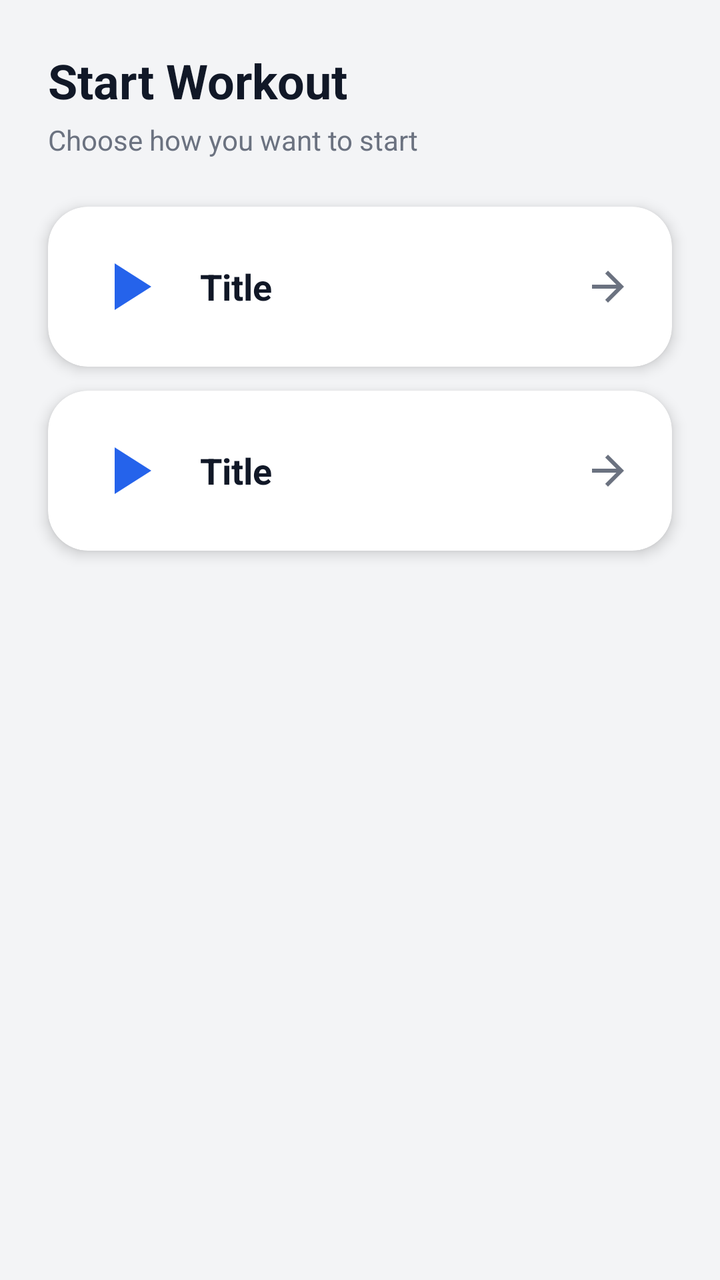
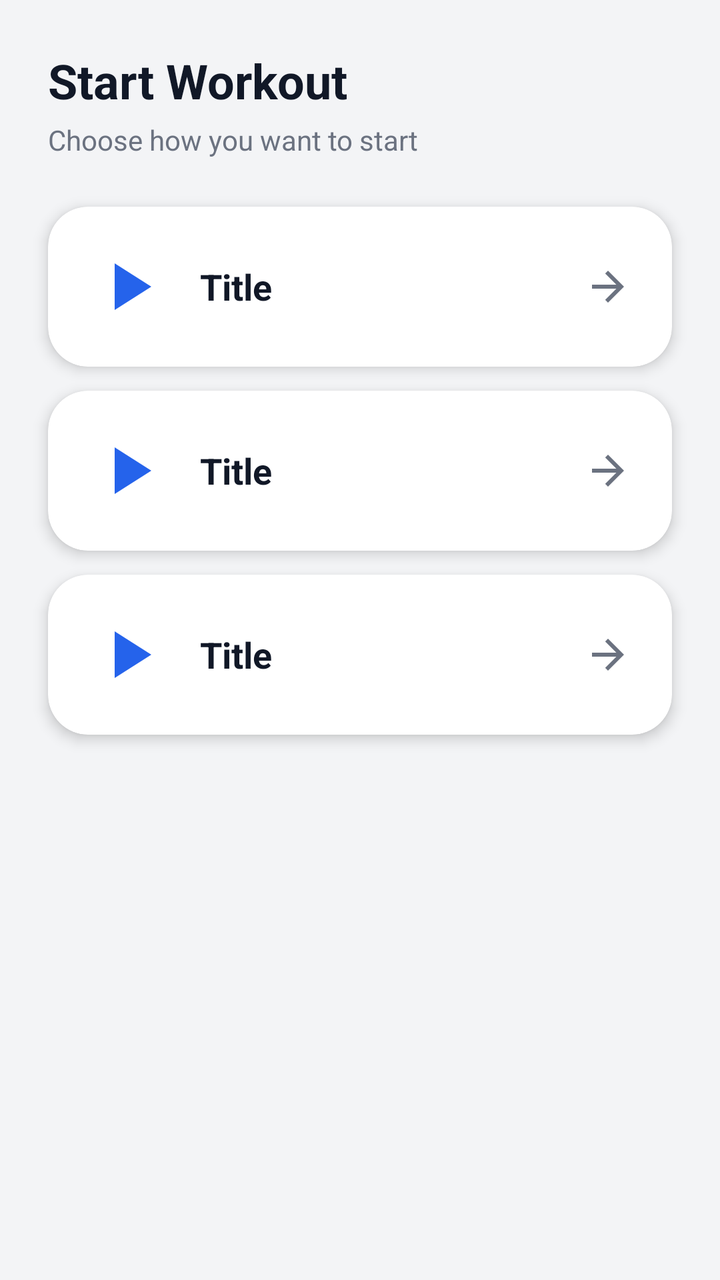

Before-and-after screenshots of an Android layout around one commit, followed by the original layout XML and the change that was made.
<!-- AndroidManifest.xml: application theme Theme.Fitness -->
<!-- res/layout/bottom_sheet_select_workout_mode.xml -->
<?xml version="1.0" encoding="utf-8"?>
<androidx.coordinatorlayout.widget.CoordinatorLayout xmlns:android="http://schemas.android.com/apk/res/android"
    xmlns:app="http://schemas.android.com/apk/res-auto"
    android:layout_width="match_parent"
    android:layout_height="wrap_content"
    android:background="@color/fitness_background"
    android:clipChildren="false">

    <LinearLayout
        android:layout_width="match_parent"
        android:layout_height="wrap_content"
        android:orientation="vertical"
        android:padding="24dp"
        android:fitsSystemWindows="false"
        android:clipChildren="false"
        android:clipToPadding="false">

        
        <TextView
            android:id="@+id/text_header_title"
            android:layout_width="wrap_content"
            android:layout_height="wrap_content"
            android:text="Start Workout"
            android:textColor="@color/fitness_text_primary"
            android:textSize="24sp"
            android:textStyle="bold" />

        <TextView
            android:id="@+id/text_header_subtitle"
            android:layout_width="wrap_content"
            android:layout_height="wrap_content"
            android:layout_marginTop="4dp"
            android:layout_marginBottom="24dp"
            android:text="Choose how you want to start"
            android:textColor="@color/fitness_text_secondary"
            android:textSize="14sp" />

        
        <LinearLayout
            android:id="@+id/layout_main_tiles"
            android:layout_width="match_parent"
            android:layout_height="wrap_content"
            android:orientation="vertical"
            android:clipChildren="false"
            android:clipToPadding="false">

            
            <include
                android:id="@+id/tile_custom"
                layout="@layout/item_workout_mode_tile" />

            
            <include
                android:id="@+id/tile_plan"
                layout="@layout/item_workout_mode_tile" />
        </LinearLayout>

        
        <LinearLayout
            android:id="@+id/layout_plan_list"
            android:layout_width="match_parent"
            android:layout_height="wrap_content"
            android:layout_marginTop="16dp"
            android:orientation="vertical"
            android:visibility="gone"
            android:clipChildren="false"
            android:clipToPadding="false">

            
            <androidx.cardview.widget.CardView
                android:id="@+id/card_continue_rotation"
                android:layout_width="match_parent"
                android:layout_height="wrap_content"
                android:layout_marginBottom="16dp"
                android:visibility="gone"
                app:cardBackgroundColor="@color/fitness_primary"
                app:cardCornerRadius="12dp"
                app:cardElevation="4dp">

                <LinearLayout
                    android:layout_width="match_parent"
                    android:layout_height="wrap_content"
                    android:clickable="true"
                    android:focusable="true"
                    android:foreground="?attr/selectableItemBackground"
                    android:orientation="vertical"
                    android:padding="16dp">

                    <TextView
                        android:id="@+id/text_continue_label"
                        android:layout_width="wrap_content"
                        android:layout_height="wrap_content"
                        android:text="Continue Rotation"
                        android:textColor="@color/white"
                        android:textSize="12sp"
                        android:alpha="0.8" />

                    <TextView
                        android:id="@+id/text_continue_plan_set_name"
                        android:layout_width="wrap_content"
                        android:layout_height="wrap_content"
                        android:textColor="@color/white"
                        android:textSize="17sp"
                        android:textStyle="bold" />

                    <TextView
                        android:id="@+id/text_continue_next_plan"
                        android:layout_width="wrap_content"
                        android:layout_height="wrap_content"
                        android:layout_marginTop="2dp"
                        android:textColor="@color/white"
                        android:textSize="13sp"
                        android:alpha="0.85" />
                </LinearLayout>
            </androidx.cardview.widget.CardView>

            
            <TextView
                android:id="@+id/text_plan_list_title"
                android:layout_width="wrap_content"
                android:layout_height="wrap_content"
                android:layout_marginBottom="12dp"
                android:text="Individual Plans"
                android:textColor="@color/fitness_text_primary"
                android:textSize="16sp"
                android:textStyle="bold" />

            <androidx.recyclerview.widget.RecyclerView
                android:id="@+id/recycler_view_plans"
                android:layout_width="match_parent"
                android:layout_height="wrap_content"
                android:nestedScrollingEnabled="false"
                android:clipChildren="false"
                android:clipToPadding="false"
                android:paddingTop="4dp" />

            <TextView
                android:id="@+id/text_empty_plans"
                android:layout_width="wrap_content"
                android:layout_height="wrap_content"
                android:layout_marginTop="16dp"
                android:layout_gravity="center"
                android:text="No plans available. Create one from the Plans screen."
                android:textColor="@color/fitness_text_secondary"
                android:textSize="14sp"
                android:visibility="gone" />

            
            <TextView
                android:id="@+id/text_rotations_title"
                android:layout_width="wrap_content"
                android:layout_height="wrap_content"
                android:layout_marginTop="20dp"
                android:layout_marginBottom="12dp"
                android:text="Plan Rotations"
                android:textColor="@color/fitness_text_primary"
                android:textSize="16sp"
                android:textStyle="bold"
                android:visibility="gone" />

            <androidx.recyclerview.widget.RecyclerView
                android:id="@+id/recycler_view_plan_sets"
                android:layout_width="match_parent"
                android:layout_height="wrap_content"
                android:nestedScrollingEnabled="false"
                android:visibility="gone"
                android:clipChildren="false"
                android:clipToPadding="false"
                android:paddingTop="4dp" />
        </LinearLayout>
    </LinearLayout>
</androidx.coordinatorlayout.widget.CoordinatorLayout>
<!-- res/layout/item_workout_mode_tile.xml (included above) -->
<?xml version="1.0" encoding="utf-8"?>
<androidx.cardview.widget.CardView xmlns:android="http://schemas.android.com/apk/res/android"
    xmlns:app="http://schemas.android.com/apk/res-auto"
    android:layout_width="match_parent"
    android:layout_height="wrap_content"
    android:layout_marginBottom="12dp"
    android:clickable="true"
    android:focusable="true"
    android:foreground="?attr/selectableItemBackground"
    app:cardBackgroundColor="@color/fitness_card_background"
    app:cardCornerRadius="20dp"
    app:cardElevation="4dp">

    <LinearLayout
        android:layout_width="match_parent"
        android:layout_height="wrap_content"
        android:orientation="horizontal"
        android:padding="20dp"
        android:gravity="center_vertical">

        <ImageView
            android:id="@+id/icon_tile"
            android:layout_width="40dp"
            android:layout_height="40dp"
            android:layout_marginEnd="16dp"
            app:tint="@color/fitness_primary"
            app:srcCompat="@drawable/ic_play" />

        <LinearLayout
            android:layout_width="0dp"
            android:layout_height="wrap_content"
            android:layout_weight="1"
            android:orientation="vertical">

            <TextView
                android:id="@+id/text_tile_title"
                android:layout_width="wrap_content"
                android:layout_height="wrap_content"
                android:text="Title"
                android:textColor="@color/fitness_text_primary"
                android:textSize="18sp"
                android:textStyle="bold" />

            <TextView
                android:id="@+id/text_tile_subtitle"
                android:layout_width="wrap_content"
                android:layout_height="wrap_content"
                android:layout_marginTop="4dp"
                android:text="Subtitle"
                android:textColor="@color/fitness_text_secondary"
                android:textSize="14sp"
                android:visibility="gone" />
        </LinearLayout>

        <ImageView
            android:layout_width="24dp"
            android:layout_height="24dp"
            android:src="@drawable/ic_arrow_forward_24"
            app:tint="@color/fitness_text_secondary" />
    </LinearLayout>
</androidx.cardview.widget.CardView>
<!-- resources referenced by this layout -->
<resources>
  <color name="fitness_background">#F3F4F6</color>
  <color name="fitness_card_background">#FFFFFF</color>
  <color name="fitness_primary">#2563EB</color>
  <color name="fitness_text_primary">#111827</color>
  <color name="fitness_text_secondary">#6B7280</color>
  <color name="white">#FFFFFFFF</color>
  <!-- drawable ic_arrow_forward_24 (drawable) -->
  <vector xmlns:android="http://schemas.android.com/apk/res/android"
      android:width="24dp"
      android:height="24dp"
      android:viewportWidth="24.0"
      android:viewportHeight="24.0"
      android:tint="?attr/colorControlNormal">
    <path
        android:fillColor="@android:color/white"
        android:pathData="M12,4l-1.41,1.41L16.17,11H4v2h12.17l-5.58,5.59L12,20l8,-8z"/>
  </vector>
  <!-- drawable ic_play (drawable) -->
  <vector xmlns:android="http://schemas.android.com/apk/res/android"
      android:width="24dp"
      android:height="24dp"
      android:viewportWidth="24.0"
      android:viewportHeight="24.0"
      android:tint="?attr/colorControlNormal">
      <path
          android:fillColor="@android:color/white"
          android:pathData="M8,5v14l11,-7z" />
  </vector>
  <color name="fitness_primary_dark">#1E40AF</color>
  <color name="fitness_accent">#F59E0B</color>
  <style name="ThemeOverlay.Fitness.MaterialAlertDialog" parent="ThemeOverlay.MaterialComponents.MaterialAlertDialog">
          
          <item name="android:windowBackground">@android:color/transparent</item>
          
          
          <item name="android:background">@drawable/bg_dialog_rounded</item>
          
          
          <item name="colorSurface">@color/fitness_card_background</item>
          
          
          <item name="colorPrimary">@color/fitness_primary</item>
          <item name="colorOnPrimary">@color/white</item>
          
          
          <item name="colorOnSurface">@color/fitness_text_primary</item>
          <item name="android:textColorPrimary">@color/fitness_text_primary</item>
          <item name="android:textColorSecondary">@color/fitness_text_secondary</item>
          
          
          <item name="materialAlertDialogTitleTextStyle">@style/MaterialAlertDialog.Fitness.Title</item>
          <item name="materialAlertDialogBodyTextStyle">@style/MaterialAlertDialog.Fitness.Body</item>
          <item name="buttonBarButtonStyle">@style/MaterialAlertDialog.Fitness.Button</item>
      </style>
  <!-- drawable bg_dialog_rounded (drawable) -->
  <?xml version="1.0" encoding="utf-8"?>
  <shape xmlns:android="http://schemas.android.com/apk/res/android"
      android:shape="rectangle">
      <solid android:color="@color/fitness_card_background" />
      <corners android:radius="24dp" />
  </shape>
  <style name="MaterialAlertDialog.Fitness.Title" parent="MaterialAlertDialog.MaterialComponents.Title.Text">
          <item name="android:textColor">@color/fitness_text_primary</item>
          <item name="android:textSize">20sp</item>
          <item name="android:textStyle">bold</item>
      </style>
  <style name="MaterialAlertDialog.Fitness.Body" parent="MaterialAlertDialog.MaterialComponents.Body.Text">
          <item name="android:textColor">@color/fitness_text_primary</item>
          <item name="android:textSize">15sp</item>
      </style>
  <style name="MaterialAlertDialog.Fitness.Button" parent="Widget.MaterialComponents.Button.TextButton.Dialog">
          <item name="android:textColor">@color/fitness_primary</item>
          <item name="android:textSize">15sp</item>
          <item name="android:textStyle">bold</item>
      </style>
  <!-- unchanged entries left out for length: 1 -->
</resources>

<!-- the commit's change to res/layout/bottom_sheet_select_workout_mode.xml (unified diff, before → after) -->
@@ -52,6 +52,11 @@
             
             <include
                 android:id="@+id/tile_plan"
+                layout="@layout/item_workout_mode_tile" />
+
+            
+            <include
+                android:id="@+id/tile_stretch"
                 layout="@layout/item_workout_mode_tile" />
         </LinearLayout>
 
@@ -167,6 +172,42 @@
                 android:clipChildren="false"
                 android:clipToPadding="false"
                 android:paddingTop="4dp" />
+        </LinearLayout>
+
+        
+        <LinearLayout
+            android:id="@+id/layout_stretch_picker"
+            android:layout_width="match_parent"
+            android:layout_height="wrap_content"
+            android:layout_marginTop="16dp"
+            android:orientation="vertical"
+            android:visibility="gone"
+            android:clipChildren="false"
+            android:clipToPadding="false">
+
+            <TextView
+                android:id="@+id/text_stretch_picker_title"
+                android:layout_width="wrap_content"
+                android:layout_height="wrap_content"
+                android:layout_marginBottom="12dp"
+                android:text="Target Areas"
+                android:textColor="@color/fitness_text_primary"
+                android:textSize="16sp"
+                android:textStyle="bold" />
+
+            <com.google.android.material.chip.ChipGroup
+                android:id="@+id/chip_group_stretch_areas"
+                android:layout_width="match_parent"
+                android:layout_height="wrap_content" />
+
+            
+            <com.google.android.material.button.MaterialButton
+                android:id="@+id/button_start_stretching"
+                style="@style/Widget.MaterialComponents.Button"
+                android:layout_width="match_parent"
+                android:layout_height="wrap_content"
+                android:layout_marginTop="16dp"
+                android:text="Start Stretching" />
         </LinearLayout>
     </LinearLayout>
 </androidx.coordinatorlayout.widget.CoordinatorLayout>
